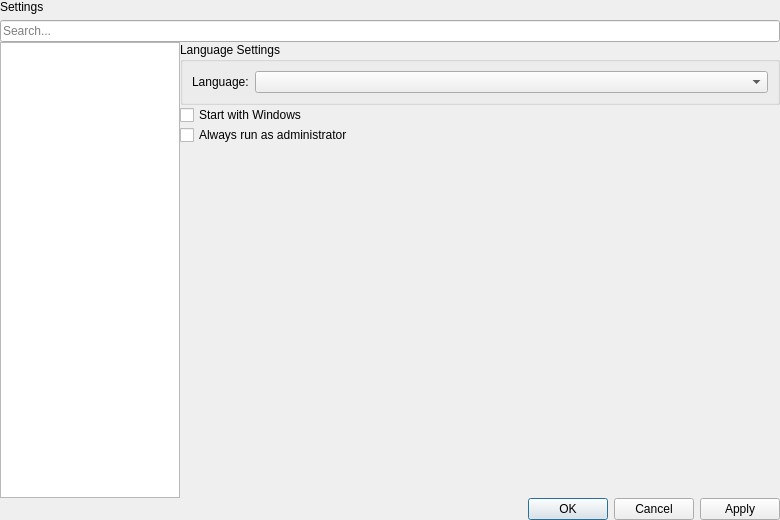
Hendrix4858/AltTaber, file ui/SettingsDialog.ui: the form before one commit.
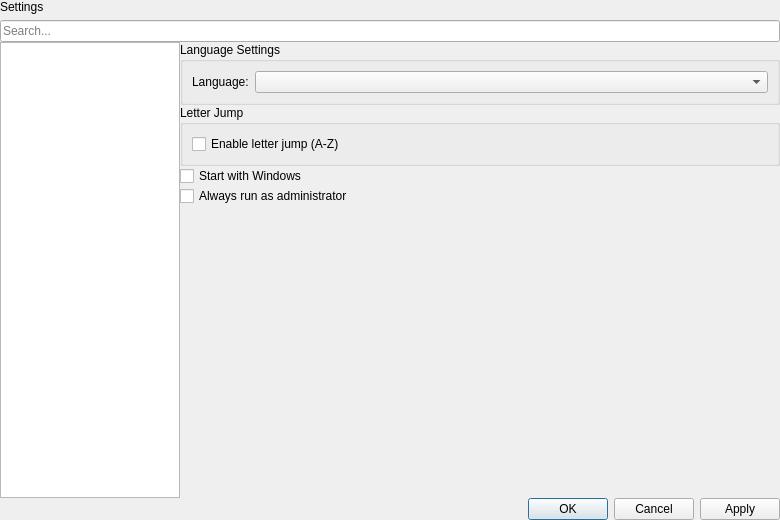
The form after the commit.

Commit message:
[Feature]Add letter jump (A-Z) with Pinyin initial support
- Add PinyinTable.inc mapping Unicode to Pinyin initials
- Add MiscUtil::getDisplayFirstLetter() for CJK support
- Press A-Z during switching to jump to matching app
- Cycle through matches on repeated key press
- Add Letter Jump toggle in SettingsDialog
- Remove Vim-style arrow key mappings (K/J/H/L)

Diff of the .ui file:
```diff
--- a/ui/SettingsDialog.ui
+++ b/ui/SettingsDialog.ui
@@ -144,6 +144,22 @@
            </layout>
           </widget>
          </item>
+          <item>
+           <widget class="QGroupBox" name="letterJumpGroup">
+            <property name="title">
+             <string>Letter Jump</string>
+            </property>
+             <layout class="QVBoxLayout" name="letterJumpLayout">
+              <item>
+               <widget class="QCheckBox" name="letterJumpCheck">
+                <property name="text">
+                 <string>Enable letter jump (A-Z)</string>
+                </property>
+               </widget>
+              </item>
+             </layout>
+           </widget>
+          </item>
          <item>
           <widget class="QCheckBox" name="startupCheck">
            <property name="text">
```
Left out of the diff: 13 changed lines with no effect on the pictures. Lines whose indentation alone changed are shown as unchanged. The commit also changes 8 other files.
